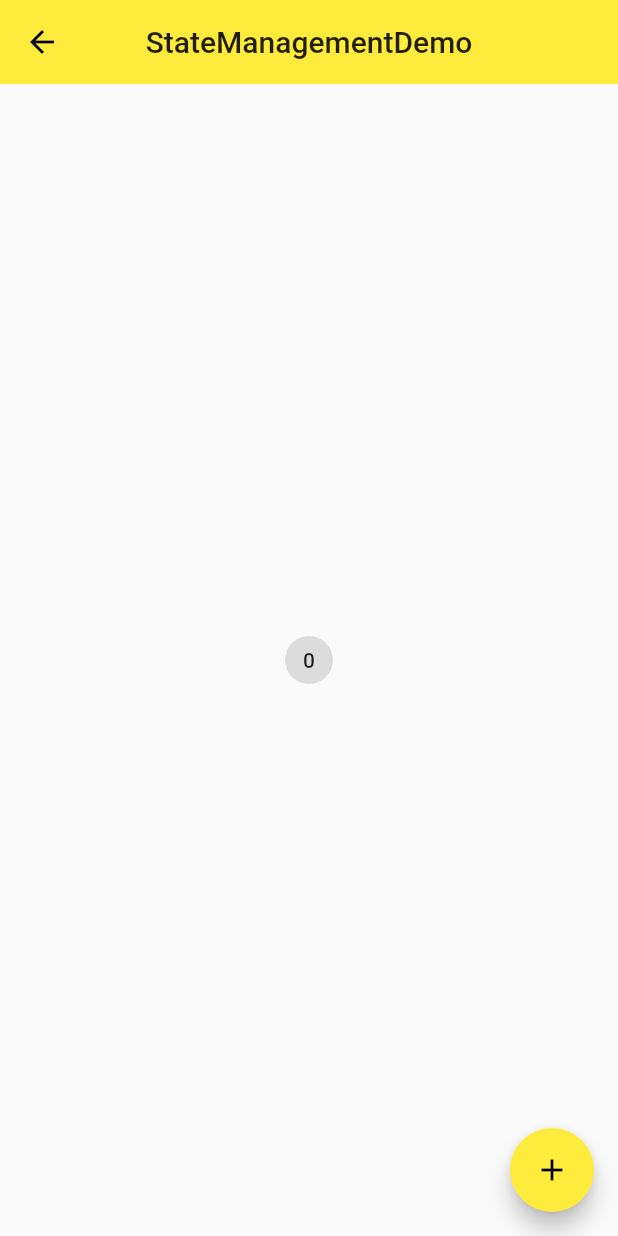
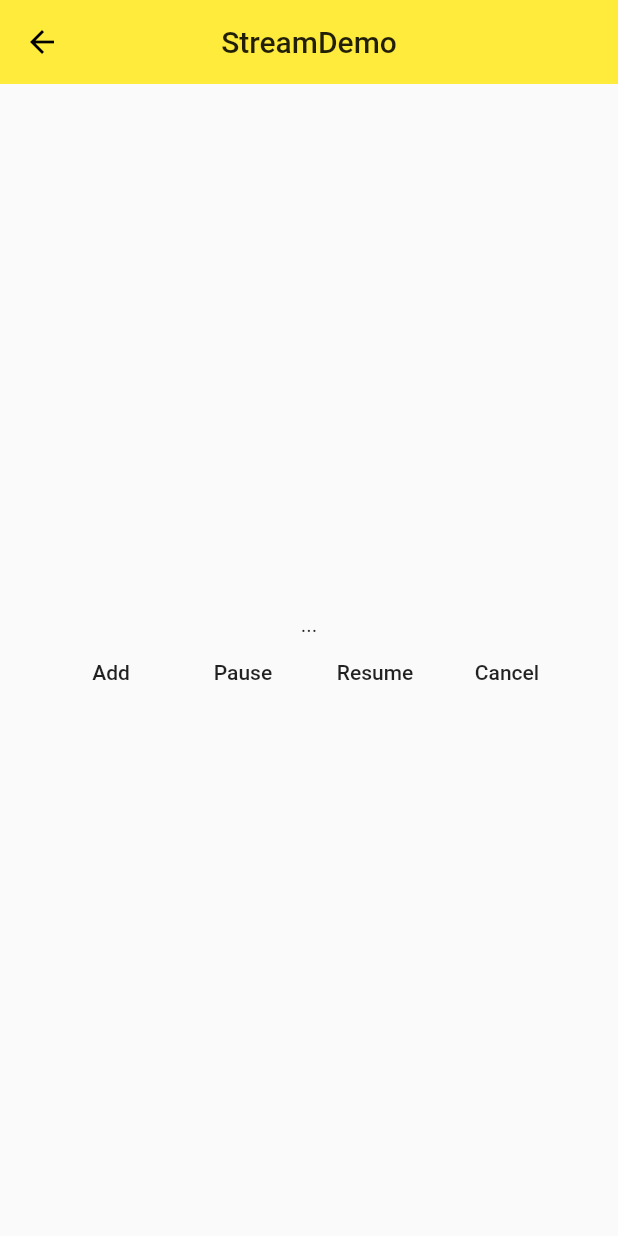
Before and after one commit to RRRMannn/linbaba_flutter, a Flutter app: the screen it shows after launch, on a phone screen of 412 x 824 dp. Run offline on Flutter 3.47's test engine with Material 2 defaults, Android fonts, the phone set to English and light mode, and no system bars.

Commit message:
Stream的学习

```diff
--- a/lib/main.dart
+++ b/lib/main.dart
@@ -4,6 +4,7 @@ import 'widget/layout.dart';
 import 'widget/mydrawer.dart';
 import 'widget/basic.dart';
 import 'widget/state/statemanagement.dart';
+import 'widget/stream/stream.dart';
 import 'widget/view.dart';
 import 'widget/sliver.dart';
 import 'widget/navigator.dart';
@@ -48,8 +49,9 @@ class MyApp extends StatelessWidget {
         "/Card": (context) => CardDemo(),
         "/Stepper": (context) => StepperDemo(),
         "/StateManagement" : (context) => StateManagementDemo(),
+        "/Stream" : (context) => StreamDemo(),
       },
-      initialRoute: "/StateManagement", //初始页面，相当于home
+      initialRoute: "/Stream", //初始页面，相当于home
       theme: ThemeData(
         primarySwatch: Colors.yellow,
         highlightColor: Colors.white10,
--- /dev/null
+++ b/lib/widget/stream/stream.dart
@@ -0,0 +1,283 @@
+import 'package:flutter/material.dart';
+import 'dart:async';
+
+class StreamDemo extends StatelessWidget {
+  @override
+  Widget build(BuildContext context) {
+    return Scaffold(
+      appBar: AppBar(
+        centerTitle: true,
+        title: Text("StreamDemo"),
+        elevation: 0,
+      ),
+      body: StreamDemoHome(),
+    );
+  }
+}
+/*  StatefulWidget响应式编程  */
+//class StreamDemoHome extends StatefulWidget {
+//  @override
+//  _StreamDemoHomeState createState() => _StreamDemoHomeState();
+//}
+
+//class _StreamDemoHomeState extends State<StreamDemoHome> {
+//  /*  stream订阅控制  */
+//  StreamSubscription _streamDemoSubscription;
+//
+//  /*  通过StreamController创建stream  */
+//  StreamController<String> _streamDemo;
+//
+//  StreamSink _sinkDemo;
+//
+//  String _data;
+//
+//  @override
+//  Widget build(BuildContext context) {
+//    return Container(
+//      child: Center(
+//        child: Column(
+//          mainAxisAlignment: MainAxisAlignment.center,
+//          children: <Widget>[
+//
+////            Text(_data),                //需要手动设置setState()
+//
+//            StreamBuilder(                //stream数据流出后自动调用setState()
+//              stream: _streamDemo.stream,
+//              initialData: "...",         //初始显示数据
+//              builder: (context,snaphost){
+//                return Text("${snaphost.data}");
+//              },
+//            ),
+//            Row(
+//              mainAxisAlignment: MainAxisAlignment.center,
+//              children: <Widget>[
+//                FlatButton(
+//                  child: Text("Add"),
+//                  onPressed: addDataToStream,
+//                ),
+//                FlatButton(
+//                  child: Text("Pause"),
+//                  onPressed: _pauserStream,
+//                ),
+//                FlatButton(
+//                  child: Text("Resume"),
+//                  onPressed: _resumeStream,
+//                ),
+//                FlatButton(
+//                  child: Text("Cancel"),
+//                  onPressed: _cancelStream,
+//                ),
+//              ],
+//            ),
+//          ],
+//        ),
+//      ),
+//    );
+//  }
+//
+//  @override
+//  void initState() {
+//    super.initState();
+//
+//    print("Creat a stream.");
+////    Stream<String> _streamDemo = Stream.fromFuture(fetchData());              //直接往stream中添加数据
+//
+////    _streamDemo = new StreamController();               //只允许单条订阅
+//    _streamDemo = new StreamController.broadcast(); //允许多条订阅
+//
+//    _sinkDemo = _streamDemo.sink;
+//
+//    print("Start listening on a stream.");
+//    _streamDemoSubscription =
+//        _streamDemo.stream.listen(onData, onError: onError, onDone: onDone);
+//    _streamDemo.stream.listen(onDataTwo, onError: onError, onDone: onDone);
+//
+//    print("Initialize completed.");
+//  }
+//
+//  Future<String> fetchData() async {
+//    await Future.delayed(Duration(seconds: 5)); //设置等待时间
+//
+////    throw "Something was wrong!";
+//
+//    return "hello~";
+//  }
+//
+//  void onData(String Data) {
+////    setState(() {
+////      _data=Data;
+////    });
+//    _data=Data;
+//    print("$Data");
+//  }
+//
+//  void onDataTwo(String Data) {
+//    print("onDataTwo:$Data");
+//  }
+//
+//  void onError(error) {
+//    print("Error:$error");
+//  }
+//
+//  void onDone() {
+//    print("Done!");
+//  }
+//
+//  void _pauserStream() {
+//    //暂停监听
+//    print("Pause subscription!");
+//    _streamDemoSubscription.pause();
+//  }
+//
+//  void _resumeStream() {
+//    //恢复监听
+//    print("Resume subscription!");
+//    _streamDemoSubscription.resume();
+//  }
+//
+//  void _cancelStream() {
+//    //取消监听
+//    print("Cancel subscription!");
+//    _streamDemoSubscription.cancel();
+//  }
+//
+//  @override
+//  void dispose() {
+//    super.dispose();
+//    _streamDemo.close();
+//  }
+//
+//  void addDataToStream() async {
+//    print("Add data to stream.");
+//
+//    String data = await fetchData();
+//
+////    _streamDemo.add(data);  //通过StreamController向stream中添加数据
+//    _sinkDemo.add(data); //通过StreamSink向stream中添加数据
+//  }
+//}
+
+/*  StatelessWidget响应式编程  */
+class StreamDemoHome extends StatelessWidget {
+  /*  stream订阅控制  */
+  StreamSubscription _streamDemoSubscription;
+
+  /*  通过StreamController创建stream  */
+  StreamController<String> _streamDemo;
+
+  StreamSink _sinkDemo;
+
+  String _data;
+
+  @override
+  Widget build(BuildContext context) {
+    print("Creat a stream.");
+//    Stream<String> _streamDemo = Stream.fromFuture(fetchData());              //直接往stream中添加数据
+
+//    _streamDemo = new StreamController();               //只允许单条订阅
+    _streamDemo = new StreamController.broadcast(); //允许多条订阅
+
+    _sinkDemo = _streamDemo.sink;
+
+    print("Start listening on a stream.");
+    _streamDemoSubscription =
+        _streamDemo.stream.listen(onData, onError: onError, onDone: onDone);
+    _streamDemo.stream.listen(onDataTwo, onError: onError, onDone: onDone);
+
+    return Container(
+      child: Center(
+        child: Column(
+          mainAxisAlignment: MainAxisAlignment.center,
+          children: <Widget>[
+
+//            Text(_data),                //需要手动设置setState()
+
+            StreamBuilder(                //stream数据流出后自动调用setState()
+              stream: _streamDemo.stream,
+              initialData: "...",         //初始显示数据
+              builder: (context,snaphost){
+                return Text("${snaphost.data}");
+              },
+            ),
+            Row(
+              mainAxisAlignment: MainAxisAlignment.center,
+              children: <Widget>[
+                FlatButton(
+                  child: Text("Add"),
+                  onPressed: addDataToStream,
+                ),
+                FlatButton(
+                  child: Text("Pause"),
+                  onPressed: _pauserStream,
+                ),
+                FlatButton(
+                  child: Text("Resume"),
+                  onPressed: _resumeStream,
+                ),
+                FlatButton(
+                  child: Text("Cancel"),
+                  onPressed: _cancelStream,
+                ),
+              ],
+            ),
+          ],
+        ),
+      ),
+    );
+  }
+
+  Future<String> fetchData() async {
+    await Future.delayed(Duration(seconds: 5)); //设置等待时间
+
+//    throw "Something was wrong!";
+
+    return "hello~";
+  }
+
+  void onData(String Data) {
+//    setState(() {
+//      _data=Data;
+//    });
+    _data=Data;
+    print("$Data");
+  }
+
+  void onDataTwo(String Data) {
+    print("onDataTwo:$Data");
+  }
+
+  void onError(error) {
+    print("Error:$error");
+  }
+
+  void onDone() {
+    print("Done!");
+  }
+
+  void _pauserStream() {
+    //暂停监听
+    print("Pause subscription!");
+    _streamDemoSubscription.pause();
+  }
+
+  void _resumeStream() {
+    //恢复监听
+    print("Resume subscription!");
+    _streamDemoSubscription.resume();
+  }
+
+  void _cancelStream() {
+    //取消监听
+    print("Cancel subscription!");
+    _streamDemoSubscription.cancel();
+  }
+
+  void addDataToStream() async {
+    print("Add data to stream.");
+
+    String data = await fetchData();
+
+//    _streamDemo.add(data);  //通过StreamController向stream中添加数据
+    _sinkDemo.add(data); //通过StreamSink向stream中添加数据
+  }
+}
```
